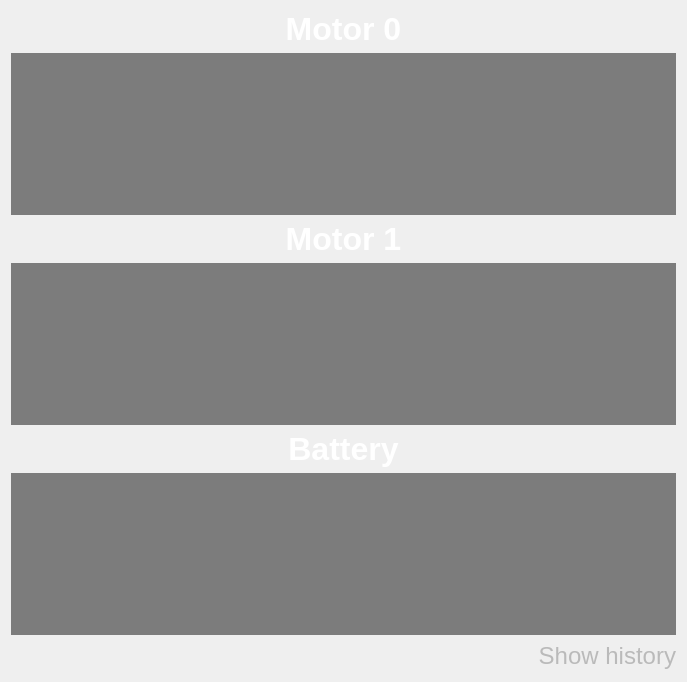
This is src/ViewLayer/DebugDisplay/FaultPage/FaultUi/FaultUi.ui in UCSolarCarTeam/Epsilon-Dashboard as Qt 5 draws it before an edit. The edited form follows.
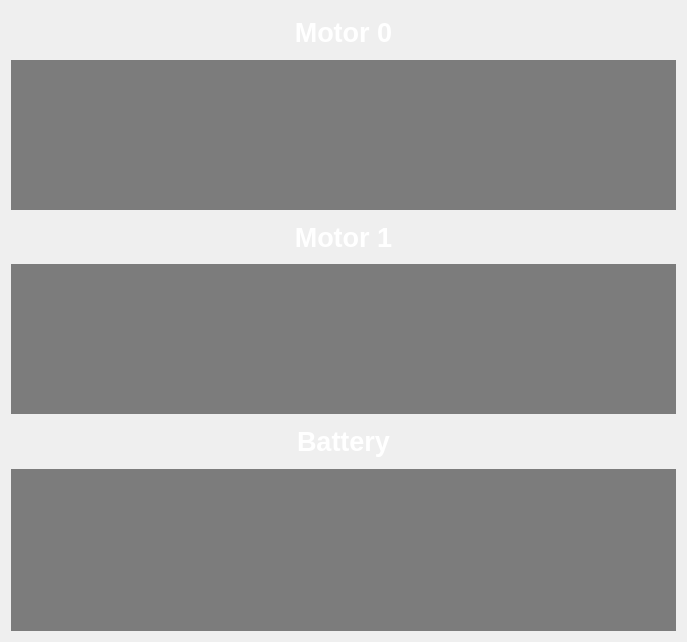
This is the edited form.

Diff of the .ui file:
```diff
--- a/src/ViewLayer/DebugDisplay/FaultPage/FaultUi/FaultUi.ui
+++ b/src/ViewLayer/DebugDisplay/FaultPage/FaultUi/FaultUi.ui
@@ -7,7 +7,7 @@
     <x>0</x>
     <y>0</y>
     <width>683</width>
-    <height>680</height>
+    <height>642</height>
    </rect>
   </property>
   <property name="minimumSize">
@@ -33,10 +33,10 @@
   </property>
   <layout class="QVBoxLayout" name="verticalLayout">
    <item>
-    <widget class="QLabel" name="motor0Label">
+    <widget class="QLabel" name="motor1Label">
      <property name="font">
       <font>
-       <pointsize>24</pointsize>
+       <pointsize>20</pointsize>
        <weight>75</weight>
        <bold>true</bold>
       </font>
@@ -63,13 +63,13 @@
      <property name="minimumSize">
       <size>
        <width>665</width>
-       <height>162</height>
+       <height>150</height>
       </size>
      </property>
      <property name="maximumSize">
       <size>
        <width>665</width>
-       <height>162</height>
+       <height>150</height>
       </size>
      </property>
      <property name="autoFillBackground">
@@ -105,7 +105,7 @@
         <x>0</x>
         <y>0</y>
         <width>665</width>
-        <height>162</height>
+        <height>150</height>
        </rect>
       </property>
       <property name="sizePolicy">
@@ -117,13 +117,13 @@
       <property name="minimumSize">
        <size>
         <width>665</width>
-        <height>162</height>
+        <height>150</height>
        </size>
       </property>
       <property name="maximumSize">
        <size>
         <width>665</width>
-        <height>162</height>
+        <height>150</height>
        </size>
       </property>
       <property name="autoFillBackground">
@@ -158,13 +158,11 @@
     </widget>
    </item>
    <item>
-    <widget class="QLabel" name="motor1Label">
+    <widget class="QLabel" name="motor0Label">
      <property name="font">
       <font>
-       <family>Ubuntu</family>
-       <pointsize>24</pointsize>
+       <pointsize>20</pointsize>
        <weight>75</weight>
-       <italic>false</italic>
        <bold>true</bold>
       </font>
      </property>
@@ -190,13 +188,13 @@
      <property name="minimumSize">
       <size>
        <width>665</width>
-       <height>162</height>
+       <height>150</height>
       </size>
      </property>
      <property name="maximumSize">
       <size>
        <width>665</width>
-       <height>162</height>
+       <height>150</height>
       </size>
      </property>
      <property name="palette">
@@ -345,7 +343,7 @@
         <x>0</x>
         <y>0</y>
         <width>665</width>
-        <height>162</height>
+        <height>150</height>
        </rect>
       </property>
       <property name="sizePolicy">
@@ -357,13 +355,13 @@
       <property name="minimumSize">
        <size>
         <width>665</width>
-        <height>162</height>
+        <height>150</height>
        </size>
       </property>
       <property name="maximumSize">
        <size>
         <width>665</width>
-        <height>162</height>
+        <height>150</height>
        </size>
       </property>
       <property name="styleSheet">
@@ -395,7 +393,7 @@
     <widget class="QLabel" name="batteryLabel">
      <property name="font">
       <font>
-       <pointsize>24</pointsize>
+       <pointsize>20</pointsize>
        <weight>75</weight>
        <bold>true</bold>
       </font>
@@ -504,37 +502,6 @@
      </widget>
     </widget>
    </item>
-   <item>
-    <widget class="QLabel" name="showHistoryLabel">
-     <property name="minimumSize">
-      <size>
-       <width>100</width>
-       <height>30</height>
-      </size>
-     </property>
-     <property name="maximumSize">
-      <size>
-       <width>1000</width>
-       <height>1000</height>
-      </size>
-     </property>
-     <property name="font">
-      <font>
-       <pointsize>18</pointsize>
-      </font>
-     </property>
-     <property name="styleSheet">
-      <string notr="true">color:rgb(186, 186, 186);
-</string>
-     </property>
-     <property name="text">
-      <string>Show history</string>
-     </property>
-     <property name="alignment">
-      <set>Qt::AlignRight|Qt::AlignTrailing|Qt::AlignVCenter</set>
-     </property>
-    </widget>
-   </item>
   </layout>
  </widget>
  <resources/>
```
